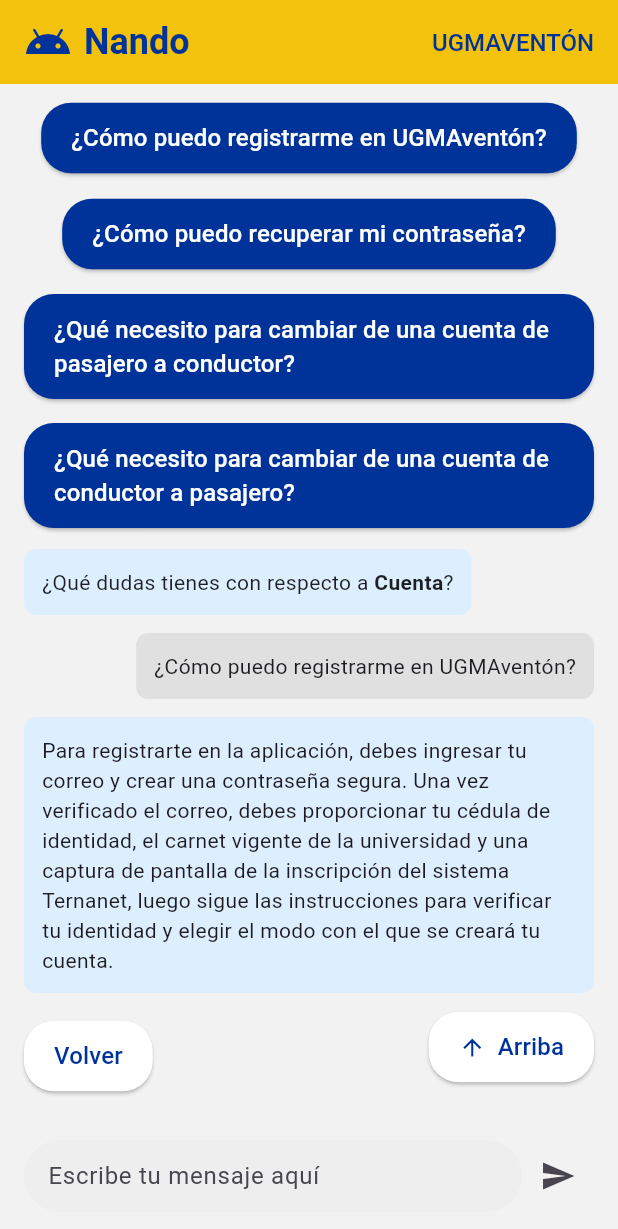
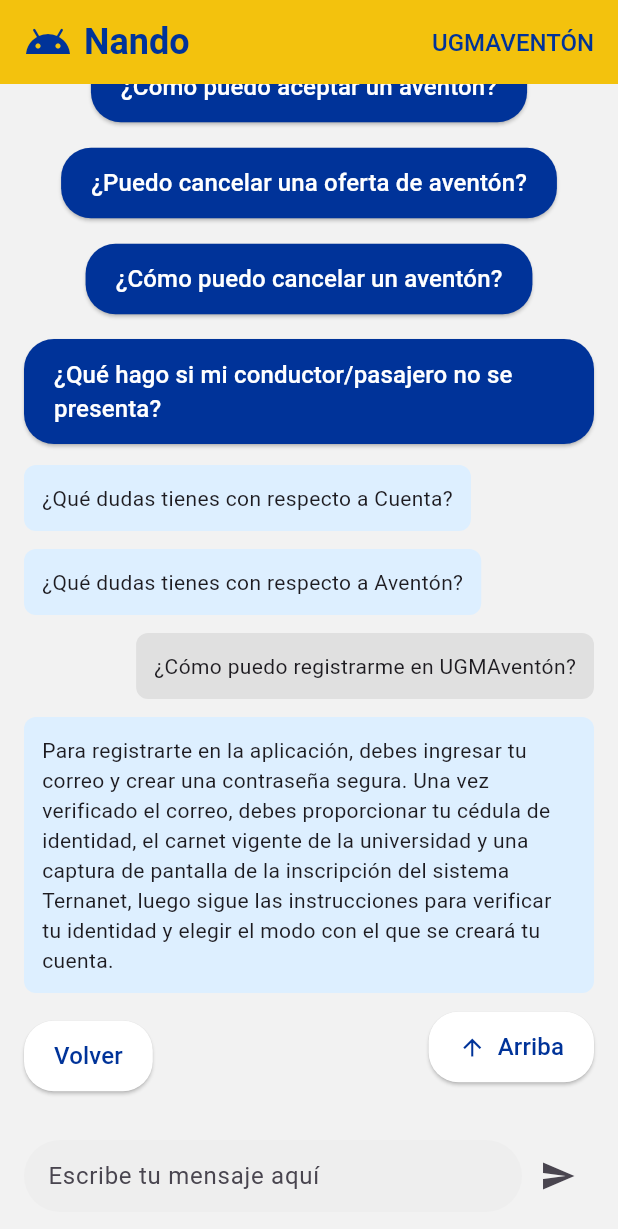
Before and after one commit to JoseL2119/ugmaventon-, a Flutter app: the screen it shows after launch, after a tap on "Cuenta", after a tap on "¿Cómo puedo registrarme en UGMAventón?", on a phone screen of 412 x 824 dp. Shown: the top 1229 px of the screen. Run offline on Flutter 3.47's test engine with Material 3 defaults, Android fonts, the phone set to English and light mode, and no system bars; missing offline and left inert: string_similarity.

Commit message:
Mejora en la receptividad de los inputs de teclado con las respuestas que da el bot

```diff
--- a/lib/main.dart
+++ b/lib/main.dart
@@ -1,4 +1,5 @@
 import 'package:flutter/material.dart';
+import 'package:string_similarity/string_similarity.dart';
 
 void main() {
   runApp(const MyApp());
@@ -78,37 +79,46 @@ class _HomePageState extends State<HomePage> {
     {"text": "Seguridad", "icon": Icons.shield},
   ];
 
+  String? _findMatch(String userInput) {
+    final input = userInput.toLowerCase();
+
+    // Buscar coincidencias en las preguntas específicas
+    String? bestMatch;
+    double bestSimilarity = 0.0;
+
+    for (String question in _faqAnswers.keys) {
+      final similarity = question.toLowerCase().similarityTo(input);
+      if (similarity >= 0.5 && similarity > bestSimilarity) {
+        bestMatch = question;
+        bestSimilarity = similarity;
+      }
+    }
+
+    return bestMatch;
+  }
+
   void _showCarousel(String topic) {
     setState(() {
-      //_messages.clear();
+      // Actualizar los elementos del carrusel con las preguntas del tema seleccionado
       _currentCarouselItems = _faqResponses[topic] ?? [];
+
+      // Ocultar la sección principal
       _showMainSection = false;
 
-      _messages.add({
-        "text": TextSpan(
-          children: [
-            const TextSpan(
-              text: "¿Qué dudas tienes con respecto a ",
-              style: TextStyle(color: Colors.black87),
-            ),
-            TextSpan(
-              text: topic,
-              style: const TextStyle(
-                color: Colors.black87,
-                fontWeight: FontWeight.bold, // Negrita para $topic
-              ),
-            ),
-            const TextSpan(
-              text: "?",
-              style: TextStyle(color: Colors.black87),
-            ),
-          ],
-        ),
-        "isUser": false,
-      });
+      // Verificar si hay mensajes previos o si el último mensaje es diferente
+      bool shouldAddMessage = _messages.isEmpty ||
+          _messages.last["text"] != "¿Qué dudas tienes con respecto a $topic?";
+
+      // Agregar el mensaje solo si es necesario
+      if (shouldAddMessage) {
+        _messages.add({
+          "text": "¿Qué dudas tienes con respecto a $topic?",
+          "isUser": false,
+        });
+      }
     });
 
-    // Hacer scroll automático al final del chat
+    // Hacer scroll hasta el final de la conversación
     _scrollToBottom();
   }
 
@@ -137,46 +147,69 @@ class _HomePageState extends State<HomePage> {
   final ScrollController _scrollController = ScrollController();
 
   void _sendMessage(String message) {
-    if (message
-        .trim()
-        .isEmpty) return;
-    if (_isWaitingForResponse)
-      return; // Si ya se está esperando una respuesta, no hacer nada
+    if (message.trim().isEmpty) return;
+    if (_isWaitingForResponse) return;
+    _isWaitingForResponse = true;
 
-    _isWaitingForResponse = true; // Marcar que se está esperando una respuesta
+    final String lowercaseMessage = message.toLowerCase();
+    bool topicFound = false;
 
+    // Verificar si es un tópico principal
+    for (var button in _faqButtons) {
+      if (lowercaseMessage.contains(button["text"].toString().toLowerCase())) {
+        _showCarousel(button["text"].toString());
+        topicFound = true;
+        setState(() {
+          _messages.add({
+            "text": message,
+            "isUser": true,
+          });
+        });
+        break;
+      }
+    }
 
-    setState(() {
-      _messages.add({
-        "text": message,
-        "isUser": true,
-      });
-      _messageController.clear();
-      _showMainSection = false;
+    if (!topicFound) {
+      // Buscar coincidencia en preguntas específicas
+      String? matchedQuestion = _findMatch(message);
 
-      // Reaparecer la sección principal si el mensaje no corresponde a las opciones del carrusel
-      if (!_faqResponses.keys.contains(message) &&
-          !_currentCarouselItems.contains(message)) {
-        _showMainSection = true; // Mostrar la sección principal
-        _currentCarouselItems = []; // Limpiar carrusel
+      // Solo agregar el mensaje del usuario si no es una selección del carrusel
+      if (!_currentCarouselItems.contains(message)) {
+        setState(() {
+          _messages.add({
+            "text": message,
+            "isUser": true,
+          });
+        });
+      }
+
+      if (matchedQuestion != null) {
+        message = matchedQuestion;
+        setState(() {
+          _showMainSection = false;
+        });
       } else {
-        _showMainSection = false; // Mantener solo el carrusel visible
+        setState(() {
+          _showMainSection = true;
+          _currentCarouselItems = [];
+        });
       }
-    });
+    }
 
-    // Busca la respuesta asociada
+    _messageController.clear();
+
+    // Obtener la respuesta para la pregunta
     String? response = _faqAnswers[message];
 
-    // Agregar respuesta automatica
+    // Agregar respuesta automática después de un breve delay
     Future.delayed(const Duration(milliseconds: 500), () {
       setState(() {
-        if (response !=
-            null) { // Solo enviar respuesta si la sección principal está visible
+        if (response != null) {
           _messages.add({
             "text": response,
             "isUser": false,
           });
-        } else {
+        } else if (!topicFound) {
           _messages.add({
             "text": "Lo sentimos, tu problema parece ser un poco más complicado para mí. En caso de necesitar ayuda más específica puedes contactar al soporte técnico de UGMAventón: \nJuan Ventana: +58 213 789 8989 Margarita Puerta: +58 263 089 7359",
             "isUser": false,
@@ -185,7 +218,6 @@ class _HomePageState extends State<HomePage> {
         _isWaitingForResponse = false;
       });
 
-      // Hacer scroll automático al final del chat
       _scrollToBottom();
     });
   }
--- a/pubspec.yaml
+++ b/pubspec.yaml
@@ -35,6 +35,7 @@ dependencies:
   # The following adds the Cupertino Icons font to your application.
   # Use with the CupertinoIcons class for iOS style icons.
   cupertino_icons: ^1.0.8
+  string_similarity: ^2.1.1
 
 dev_dependencies:
   flutter_test:
```
Also changed, not shown: pubspec.lock.
